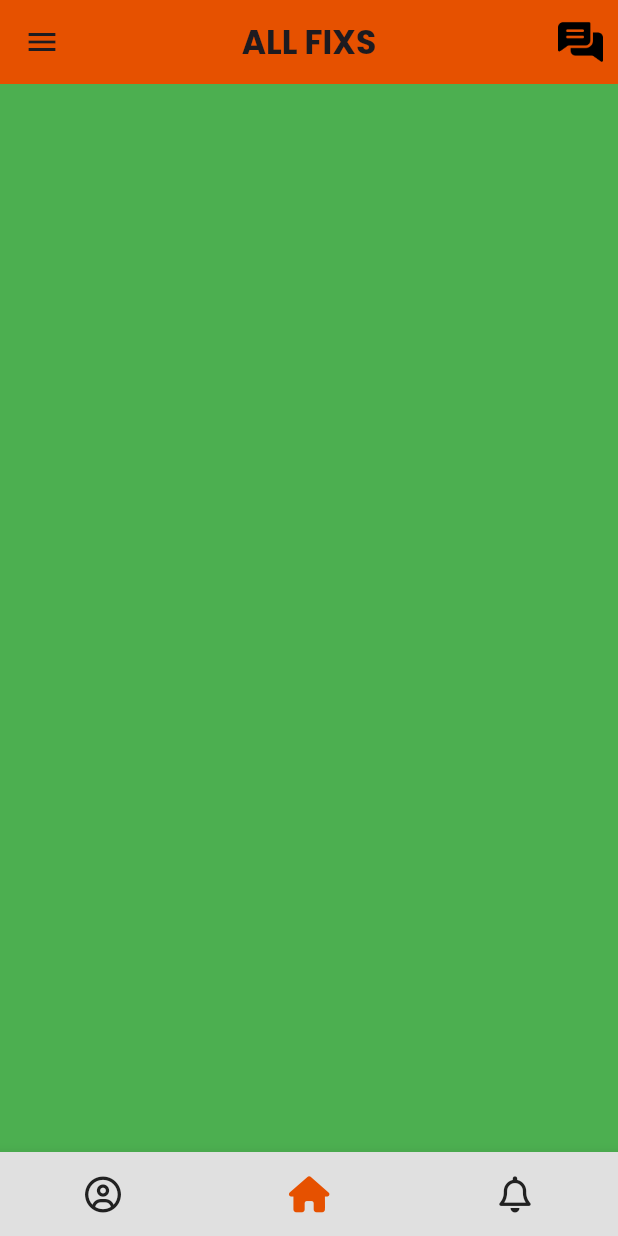
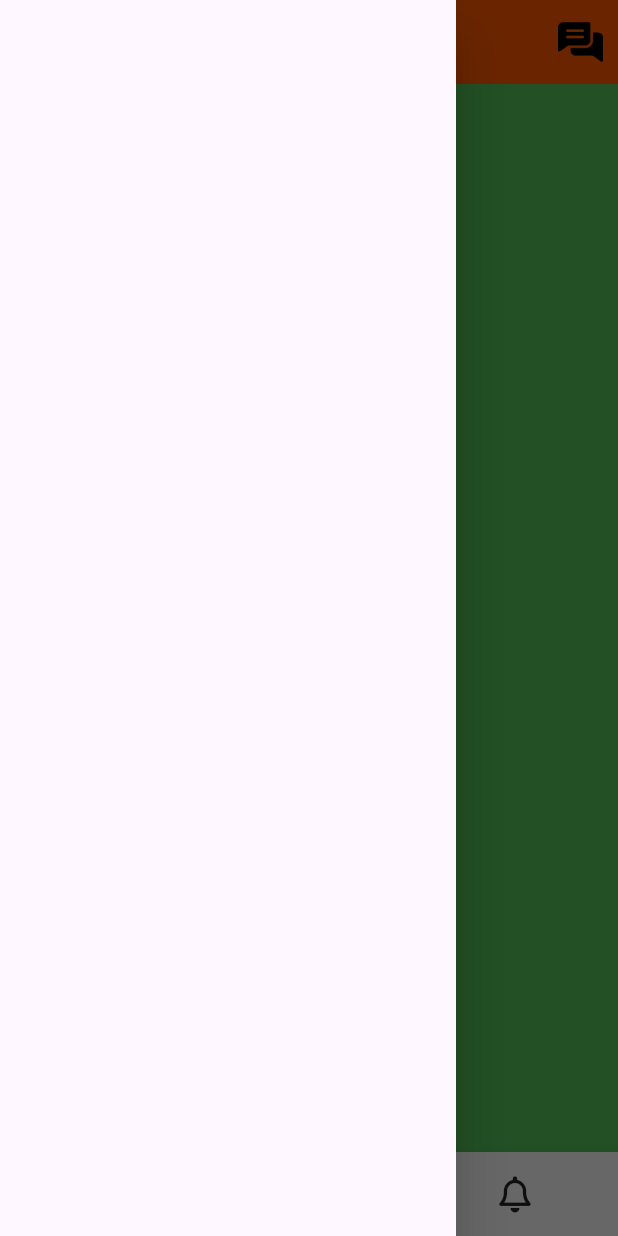
Before and after one commit to kashaf-ud-duja/All_fixs_flutter-projects, a Flutter app: the screen it shows after launch, with the side drawer open (before the commit the screen has no drawer), on a phone screen of 412 x 824 dp. Run offline on Flutter 3.47's test engine with Material 3 defaults, Android fonts, the phone set to English and light mode, and no system bars; drawn by our look-alikes of animated_bottom_navigation_bar, getwidget; our stand-ins replace circular_profile_avatar, flutter_sizer, font_awesome_flutter, google_fonts, page_transition, rounded_loading_button_plus.

Commit message:
home page

```diff
--- a/all_fixs/lib/Views/Homepage/home_page.dart
+++ b/all_fixs/lib/Views/Homepage/home_page.dart
@@ -79,9 +79,14 @@ class _HomePageState extends State<HomePage> {
           ),
         ],
       ),
-      /*drawer: GFDrawer(
+      drawer: GFDrawer(
+        child: Column(children: [
+          Expanded(child: Container()),
+          Expanded(child: Container()),
+          Expanded(child: Container()),
+        ],),
 
-      ),*/
+      ),
       bottomNavigationBar: AnimatedBottomNavigationBar(
         backgroundColor: Colors.grey[300],
         icons: iconslist,
```
